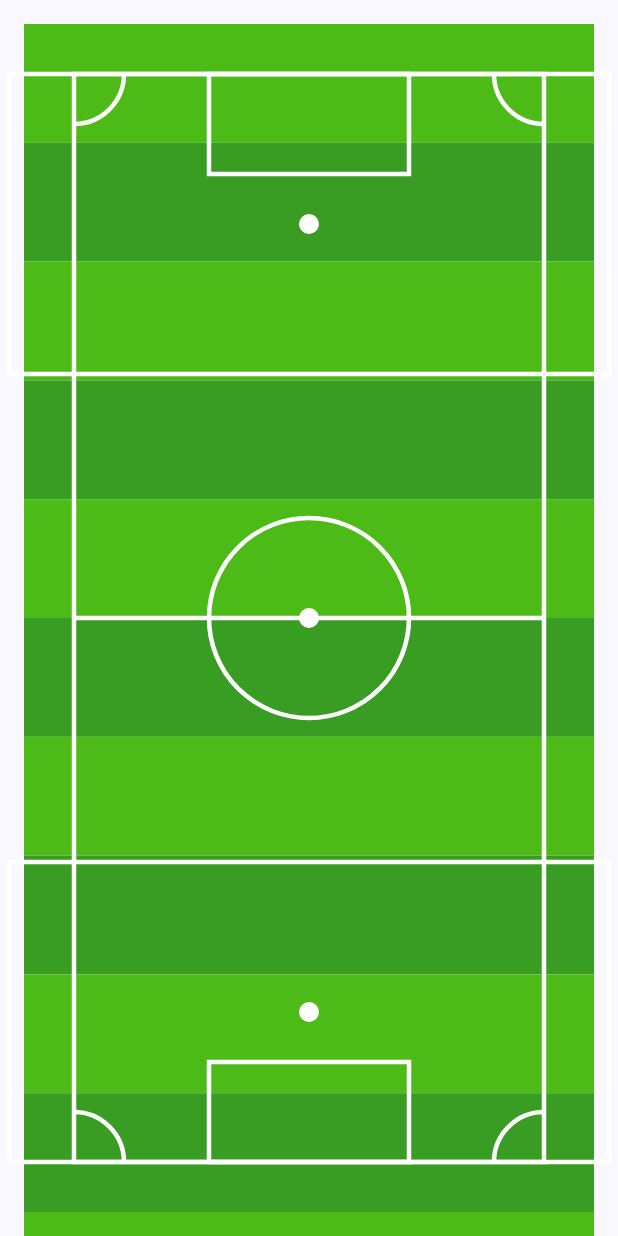
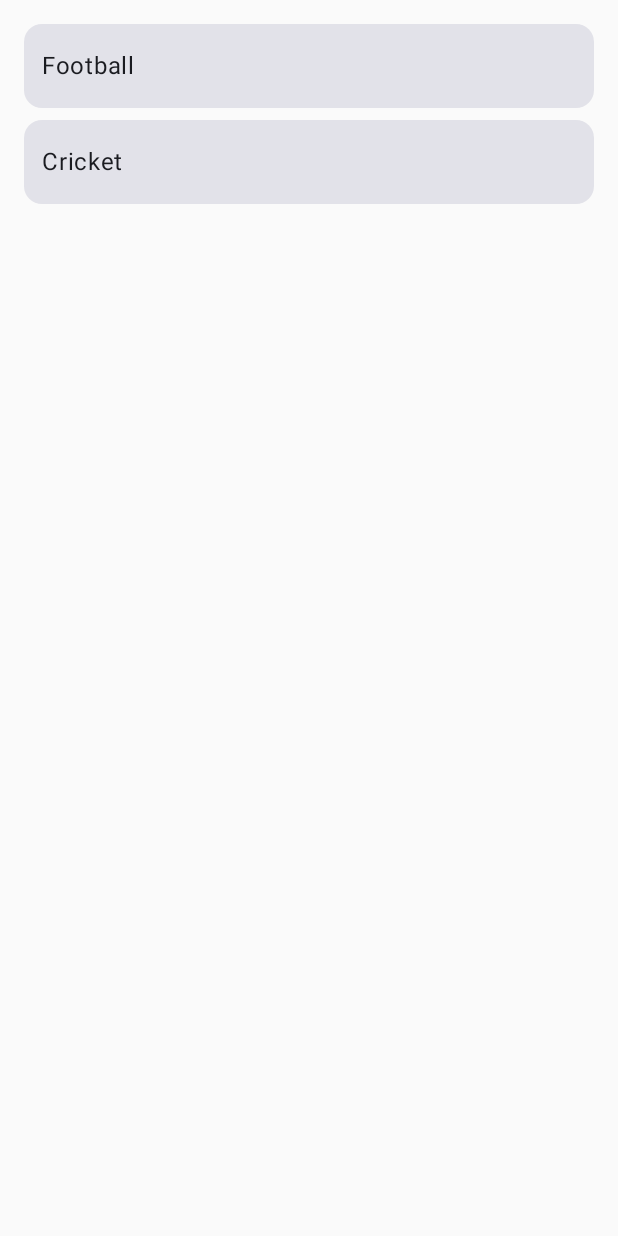
Before and after one commit to TanotiCoder/Animation, an Android app built with Jetpack Compose: the screen it shows after launch (MainActivity), on a phone screen of 412 x 824 dp. Run offline under Robolectric (Android 15) with nearby library versions, the phone set to English and light mode, and no system bars.

Commit message:
add cricket

```diff
--- a/app/build.gradle.kts
+++ b/app/build.gradle.kts
@@ -59,6 +59,7 @@ dependencies {
     implementation(libs.androidx.ui.graphics)
     implementation(libs.androidx.ui.tooling.preview)
     implementation(libs.androidx.material3)
+    implementation(libs.androidx.lifecycle.runtime.compose.android)
     testImplementation(libs.junit)
     androidTestImplementation(libs.androidx.junit)
     androidTestImplementation(libs.androidx.espresso.core)
@@ -66,4 +67,6 @@ dependencies {
     androidTestImplementation(libs.androidx.ui.test.junit4)
     debugImplementation(libs.androidx.ui.tooling)
     debugImplementation(libs.androidx.ui.test.manifest)
+
+    implementation(libs.androidx.navigation.compose)
 }
--- a/app/src/main/AndroidManifest.xml
+++ b/app/src/main/AndroidManifest.xml
@@ -3,6 +3,7 @@
     xmlns:tools="http://schemas.android.com/tools">
 
     <application
+        android:name=".GroundApplication"
         android:allowBackup="true"
         android:dataExtractionRules="@xml/data_extraction_rules"
         android:fullBackupContent="@xml/backup_rules"
--- /dev/null
+++ b/app/src/main/java/com/example/sportsground/GroundApplication.kt
@@ -0,0 +1,14 @@
+package com.example.sportsground
+
+import android.app.Application
+import com.example.sportsground.data.AppContainer
+import com.example.sportsground.data.AppContainerImpl
+
+class GroundApplication : Application() {
+    lateinit var container: AppContainer
+
+    override fun onCreate() {
+        super.onCreate()
+        container = AppContainerImpl(this)
+    }
+}
--- /dev/null
+++ b/app/src/main/java/com/example/sportsground/GroundNavGraph.kt
@@ -0,0 +1,64 @@
+package com.example.sportsground
+
+import androidx.compose.runtime.Composable
+import androidx.compose.runtime.getValue
+import androidx.compose.runtime.rememberCoroutineScope
+import androidx.compose.ui.Modifier
+import androidx.lifecycle.viewmodel.compose.viewModel
+import androidx.navigation.NavHostController
+import androidx.navigation.compose.NavHost
+import androidx.navigation.compose.composable
+import androidx.navigation.compose.currentBackStackEntryAsState
+import androidx.navigation.compose.rememberNavController
+import com.example.sportsground.data.AppContainer
+import com.example.sportsground.ui.grounds.cricket.CricketGround
+import com.example.sportsground.ui.grounds.footballGround.FootballGround
+import com.example.sportsground.ui.home.HomeRoute
+import com.example.sportsground.ui.home.HomeViewModel
+import com.example.sportsground.ui.theme.SportsGroundTheme
+
+@Composable
+fun GroundApp(appContainer: AppContainer) {
+    SportsGroundTheme {
+        val navController = rememberNavController()
+        val coroutineScope = rememberCoroutineScope()
+
+        val navBackStackEntry by navController.currentBackStackEntryAsState()
+        val currentRoute =
+            navBackStackEntry?.destination?.route ?: "home"
+
+        GroundNavGraph(appContainer = appContainer)
+
+    }
+}
+
+@Composable
+fun GroundNavGraph(
+    appContainer: AppContainer,
+    navController: NavHostController = rememberNavController(),
+    modifier: Modifier = Modifier
+) {
+    NavHost(
+        navController = navController,
+        startDestination = "home",
+        modifier = modifier
+    ) {
+        composable(
+            route = "home"
+        ) {
+            val homeViewModel: HomeViewModel = viewModel(
+                factory = HomeViewModel.provideFactory(groundRepository = appContainer.groundList)
+            )
+            HomeRoute(homeViewModel = homeViewModel) {
+                navController.navigate(it.toString())
+            }
+        }
+
+        composable(route = "1") {
+            FootballGround()
+        }
+        composable("2") {
+            CricketGround()
+        }
+    }
+}
--- a/app/src/main/java/com/example/sportsground/MainActivity.kt
+++ b/app/src/main/java/com/example/sportsground/MainActivity.kt
@@ -3,36 +3,20 @@ package com.example.sportsground
 import android.os.Bundle
 import androidx.activity.ComponentActivity
 import androidx.activity.compose.setContent
-import androidx.activity.enableEdgeToEdge
 import androidx.compose.foundation.layout.Box
-import androidx.compose.foundation.layout.fillMaxSize
 import androidx.compose.foundation.layout.padding
-import androidx.compose.material3.Scaffold
 import androidx.compose.runtime.Composable
 import androidx.compose.ui.Modifier
 import androidx.compose.ui.unit.dp
-import com.example.sportsground.footballGround.FootballGround
-import com.example.sportsground.ui.theme.SportsGroundTheme
+import com.example.sportsground.ui.grounds.footballGround.FootballGround
 
 class MainActivity : ComponentActivity() {
     override fun onCreate(savedInstanceState: Bundle?) {
         super.onCreate(savedInstanceState)
-        enableEdgeToEdge()
+        val appContainer = (application as GroundApplication).container
+
         setContent {
-            SportsGroundTheme {
-                Scaffold(modifier = Modifier.fillMaxSize()) { innerPadding ->
-                    Greeting(modifier = Modifier.padding(innerPadding))
-                }
-            }
+            GroundApp(appContainer = appContainer)
         }
     }
 }
-
-@Composable
-fun Greeting(modifier: Modifier) {
-    Box(
-        modifier.padding(16.dp)
-    ) {
-        FootballGround()
-    }
-}
--- /dev/null
+++ b/app/src/main/java/com/example/sportsground/data/AppContainer.kt
@@ -0,0 +1,15 @@
+package com.example.sportsground.data
+
+import android.content.Context
+import com.example.sportsground.data.repository.GroundRepository
+import com.example.sportsground.data.repository.GroundRepositoryImpl
+
+interface AppContainer {
+    val groundList: GroundRepository
+}
+
+class AppContainerImpl(private val applicationContext: Context) : AppContainer {
+    override val groundList: GroundRepository by lazy {
+        GroundRepositoryImpl()
+    }
+}
--- /dev/null
+++ b/app/src/main/java/com/example/sportsground/data/GroundData.kt
@@ -0,0 +1,8 @@
+package com.example.sportsground.data
+
+data class GroundModel(val name: String, val id: Int)
+
+val GroundData: List<GroundModel> = listOf(
+    GroundModel(name = "Football", id = 1),
+    GroundModel(name = "Cricket", id = 2)
+)
--- /dev/null
+++ b/app/src/main/java/com/example/sportsground/data/ResultResponse.kt
@@ -0,0 +1,13 @@
+package com.example.sportsground.data
+
+/**
+ * A generic class that holds a value or an exception
+ */
+
+sealed class ResultResponse<out R> {
+    data class Success<out T>(val data: T) : ResultResponse<T>()
+    data class Error(val exception: Exception) : ResultResponse<Nothing>()
+}
+fun <T> ResultResponse<T>.successOr(fallback: T): T {
+    return (this as? ResultResponse.Success<T>)?.data ?: fallback
+}
--- /dev/null
+++ b/app/src/main/java/com/example/sportsground/data/repository/GroundRepository.kt
@@ -0,0 +1,25 @@
+package com.example.sportsground.data.repository
+
+import com.example.sportsground.data.GroundData
+import com.example.sportsground.data.GroundModel
+import com.example.sportsground.data.ResultResponse
+import kotlinx.coroutines.Dispatchers
+import kotlinx.coroutines.withContext
+
+interface GroundRepository {
+    suspend fun getAllGround(): ResultResponse<List<GroundModel>>
+}
+
+class GroundRepositoryImpl : GroundRepository {
+    override suspend fun getAllGround(): ResultResponse<List<GroundModel>> {
+        return withContext(Dispatchers.IO) {
+            val data = GroundData
+            if (data.isEmpty()) {
+                ResultResponse.Error(IllegalArgumentException("Post not found"))
+            } else {
+                ResultResponse.Success(data)
+            }
+        }
+    }
+
+}
--- /dev/null
+++ b/app/src/main/java/com/example/sportsground/ui/home/HomeRoute.kt
@@ -0,0 +1,33 @@
+package com.example.sportsground.ui.home
+
+import androidx.compose.foundation.lazy.rememberLazyListState
+import androidx.compose.runtime.Composable
+import androidx.compose.runtime.getValue
+import androidx.compose.runtime.key
+import androidx.lifecycle.compose.collectAsStateWithLifecycle
+
+@Composable
+fun HomeRoute(
+    homeViewModel: HomeViewModel,
+    setOnClickListener: (id: Int) -> Unit
+) {
+    val uiState by homeViewModel.uiState.collectAsStateWithLifecycle()
+    HomeRoute(uiState = uiState, setOnClickListener = setOnClickListener)
+}
+
+@Composable
+fun HomeRoute(
+    uiState: HomeUiState,
+    setOnClickListener: (id: Int) -> Unit
+) {
+    val homeListLazyListState = rememberLazyListState()
+    val groundLazyListState = when (uiState) {
+        is HomeUiState.HasGround -> uiState.groundFeed
+        is HomeUiState.NoGround -> emptyList()
+    }.associate { groundModel ->
+        key(groundModel.id) {
+            groundModel.id to rememberLazyListState()
+        }
+    }
+    HomeScreen(uiState = uiState, setOnClickListener = setOnClickListener)
+}
--- /dev/null
+++ b/app/src/main/java/com/example/sportsground/ui/home/HomeScreen.kt
@@ -0,0 +1,81 @@
+package com.example.sportsground.ui.home
+
+import androidx.compose.foundation.layout.Arrangement
+import androidx.compose.foundation.layout.Box
+import androidx.compose.foundation.layout.fillMaxWidth
+import androidx.compose.foundation.layout.padding
+import androidx.compose.foundation.lazy.LazyColumn
+import androidx.compose.foundation.lazy.items
+import androidx.compose.material3.Card
+import androidx.compose.material3.Text
+import androidx.compose.runtime.Composable
+import androidx.compose.ui.Alignment
+import androidx.compose.ui.Modifier
+import androidx.compose.ui.tooling.preview.Preview
+import androidx.compose.ui.unit.dp
+import com.example.sportsground.data.GroundModel
+import com.example.sportsground.ui.theme.SportsGroundTheme
+
+
+@Composable
+fun HomeScreen(
+    uiState: HomeUiState,
+    setOnClickListener: (id: Int) -> Unit
+) {
+    when (uiState) {
+        is HomeUiState.HasGround -> {
+            HomeScreen(list = uiState.groundFeed, setOnClickListener = setOnClickListener)
+        }
+
+        is HomeUiState.NoGround -> {
+            NoDataScreen()
+        }
+    }
+}
+
+@Composable
+fun HomeScreen(
+    modifier: Modifier = Modifier,
+    list: List<GroundModel>,
+    setOnClickListener: (id: Int) -> Unit
+) {
+    LazyColumn(
+        modifier = modifier.padding(16.dp),
+        verticalArrangement = Arrangement.spacedBy(8.dp),
+        horizontalAlignment = Alignment.CenterHorizontally
+    ) {
+        items(list) { item ->
+            HomeElement(groundModel = item, setOnClickListener = setOnClickListener)
+        }
+    }
+}
+
+
+@Composable
+fun HomeElement(
+    modifier: Modifier = Modifier,
+    groundModel: GroundModel,
+    setOnClickListener: (id: Int) -> Unit
+) {
+    Card(
+        modifier = modifier.fillMaxWidth(),
+        onClick = { setOnClickListener(groundModel.id) }
+    ) {
+        Box(
+            modifier = Modifier
+                .fillMaxWidth()
+                .padding(vertical = 16.dp, horizontal = 12.dp),
+            contentAlignment = Alignment.CenterStart
+        ) {
+            Text(text = groundModel.name)
+        }
+    }
+}
+
+@Preview
+@Composable
+private fun TestElement() {
+    SportsGroundTheme {
+        HomeElement(groundModel = GroundModel(name = "Sai Dubey", id = 0)) {}
+    }
+}
--- /dev/null
+++ b/app/src/main/java/com/example/sportsground/ui/home/HomeViewModel.kt
@@ -0,0 +1,108 @@
+package com.example.sportsground.ui.home
+
+import androidx.annotation.StringRes
+import androidx.lifecycle.ViewModel
+import androidx.lifecycle.ViewModelProvider
+import androidx.lifecycle.viewModelScope
+import com.example.sportsground.R
+import com.example.sportsground.data.GroundModel
+import com.example.sportsground.data.ResultResponse
+import com.example.sportsground.data.repository.GroundRepository
+import kotlinx.coroutines.flow.MutableStateFlow
+import kotlinx.coroutines.flow.SharingStarted
+import kotlinx.coroutines.flow.map
+import kotlinx.coroutines.flow.stateIn
+import kotlinx.coroutines.flow.update
+import kotlinx.coroutines.launch
+import java.util.UUID
+
+
+data class ErrorMessage(val id: Long, @StringRes val messageId: Int)
+
+sealed interface HomeUiState {
+
+    val isLoading: Boolean
+    val errorMessages: List<ErrorMessage>
+
+
+    data class NoGround(
+        override val isLoading: Boolean,
+        override val errorMessages: List<ErrorMessage>,
+    ) : HomeUiState
+
+    data class HasGround(
+        val groundFeed: List<GroundModel>,
+        override val isLoading: Boolean,
+        override val errorMessages: List<ErrorMessage>,
+    ) : HomeUiState
+}
+
+
+private data class HomeViewModelState(
+    val groundFeed: List<GroundModel>? = null,
+    val isLoading: Boolean = false,
+    val errorMessages: List<ErrorMessage> = emptyList(),
+) {
+    fun toUiState(): HomeUiState = if (groundFeed == null) {
+        HomeUiState.NoGround(
+            isLoading = isLoading, errorMessages = errorMessages
+        )
+    } else {
+        HomeUiState.HasGround(
+            isLoading = isLoading, groundFeed = groundFeed, errorMessages = errorMessages
+        )
+    }
+}
+
+class HomeViewModel(private val groundRepository: GroundRepository) : ViewModel() {
+    private val viewModelState = MutableStateFlow(
+        HomeViewModelState(
+            isLoading = true
+        )
+    )
+
+    val uiState = viewModelState
+        .map(HomeViewModelState::toUiState)
+        .stateIn(
+            viewModelScope,
+            SharingStarted.Eagerly,
+            viewModelState.value.toUiState()
+        )
+
+    init {
+        getGroundData()
+    }
+
+    fun getGroundData() {
+        viewModelState.update { it.copy(isLoading = true) }
+        viewModelScope.launch {
+            val result = groundRepository.getAllGround()
+            viewModelState.update {
+                when (result) {
+                    is ResultResponse.Error -> {
+                        val errorMessages = it.errorMessages + ErrorMessage(
+                            id = UUID.randomUUID().mostSignificantBits,
+                            messageId = R.string.load_error
+                        )
+                        it.copy(errorMessages = errorMessages, isLoading = false)
+                    }
+
+                    is ResultResponse.Success -> {
+                        it.copy(groundFeed = result.data, isLoading = false)
+                    }
+                }
+            }
+        }
+    }
+
+    companion object {
+        fun provideFactory(
+            groundRepository: GroundRepository,
+        ): ViewModelProvider.Factory = object : ViewModelProvider.Factory {
+            @Suppress("UNCHECKED_CAST")
+            override fun <T : ViewModel> create(modelClass: Class<T>): T {
+                return HomeViewModel(groundRepository) as T
+            }
+        }
+    }
+}
--- /dev/null
+++ b/app/src/main/java/com/example/sportsground/ui/home/NoDataScreen.kt
@@ -0,0 +1,34 @@
+package com.example.sportsground.ui.home
+
+import androidx.compose.foundation.Image
+import androidx.compose.foundation.layout.Box
+import androidx.compose.foundation.layout.Column
+import androidx.compose.foundation.layout.fillMaxSize
+import androidx.compose.foundation.layout.size
+import androidx.compose.material3.Text
+import androidx.compose.runtime.Composable
+import androidx.compose.ui.Alignment
+import androidx.compose.ui.Modifier
+import androidx.compose.ui.layout.ContentScale
+import androidx.compose.ui.res.painterResource
+import androidx.compose.ui.text.style.TextAlign
+import androidx.compose.ui.unit.dp
+import com.example.sportsground.R
+
+@Composable
+fun NoDataScreen(modifier: Modifier = Modifier) {
+    Box(
+        modifier = modifier.fillMaxSize(),
+        contentAlignment = Alignment.Center
+    ) {
+        Column {
+            Image(
+                modifier = Modifier.size(120.dp),
+                painter = painterResource(id = R.drawable.baseline_hourglass_empty_24),
+                contentDescription = "Empty",
+                contentScale = ContentScale.Crop
+            )
+            Text(text = "No Data Found", textAlign = TextAlign.Center)
+        }
+    }
+}
--- a/app/src/main/java/com/example/sportsground/ui/theme/Color.kt
+++ b/app/src/main/java/com/example/sportsground/ui/theme/Color.kt
@@ -9,3 +9,8 @@ val Pink80 = Color(0xFFEFB8C8)
 val Purple40 = Color(0xFF6650a4)
 val PurpleGrey40 = Color(0xFF625b71)
 val Pink40 = Color(0xFF7D5260)
+
+
+val lightStadiumGreen = Color(0xFF4CBB17)
+val pitch = Color(0xFFBBAB17)
+val darkStadiumGreen = Color(0xFF3A9D23)
--- /dev/null
+++ b/app/src/main/res/drawable/baseline_hourglass_empty_24.xml
@@ -0,0 +1,5 @@
+<vector xmlns:android="http://schemas.android.com/apk/res/android" android:height="24dp" android:tint="#000000" android:viewportHeight="24" android:viewportWidth="24" android:width="24dp">
+
+    <path android:fillColor="@android:color/white" android:pathData="M6,2v6h0.01L6,8.01 10,12l-4,4 0.01,0.01L6,16.01L6,22h12v-5.99h-0.01L18,16l-4,-4 4,-3.99 -0.01,-0.01L18,8L18,2L6,2zM16,16.5L16,20L8,20v-3.5l4,-4 4,4zM12,11.5l-4,-4L8,4h8v3.5l-4,4z"/>
+
+</vector>
--- a/app/src/main/res/values/strings.xml
+++ b/app/src/main/res/values/strings.xml
@@ -1,3 +1,4 @@
 <resources>
     <string name="app_name">Sports Ground</string>
+    <string name="load_error">Can\\\'t update Ground Data\n</string>
 </resources>
--- a/gradle/libs.versions.toml
+++ b/gradle/libs.versions.toml
@@ -8,9 +8,12 @@ espressoCore = "3.5.1"
 lifecycleRuntimeKtx = "2.8.2"
 activityCompose = "1.9.0"
 composeBom = "2024.04.01"
+navigationCompose = "2.7.7"
+lifecycleRuntimeComposeAndroid = "2.8.2"
 
 [libraries]
 androidx-core-ktx = { group = "androidx.core", name = "core-ktx", version.ref = "coreKtx" }
+androidx-navigation-compose = { module = "androidx.navigation:navigation-compose", version.ref = "navigationCompose" }
 junit = { group = "junit", name = "junit", version.ref = "junit" }
 androidx-junit = { group = "androidx.test.ext", name = "junit", version.ref = "junitVersion" }
 androidx-espresso-core = { group = "androidx.test.espresso", name = "espresso-core", version.ref = "espressoCore" }
@@ -24,6 +27,7 @@ androidx-ui-tooling-preview = { group = "androidx.compose.ui", name = "ui-toolin
 androidx-ui-test-manifest = { group = "androidx.compose.ui", name = "ui-test-manifest" }
 androidx-ui-test-junit4 = { group = "androidx.compose.ui", name = "ui-test-junit4" }
 androidx-material3 = { group = "androidx.compose.material3", name = "material3" }
+androidx-lifecycle-runtime-compose-android = { group = "androidx.lifecycle", name = "lifecycle-runtime-compose-android", version.ref = "lifecycleRuntimeComposeAndroid" }
 
 [plugins]
 android-application = { id = "com.android.application", version.ref = "agp" }
```
Also changed, not shown: app/src/main/java/com/example/sportsground/ui/grounds/cricket/CricketGround.kt (added, +162 -0 lines), app/src/main/java/com/example/sportsground/ui/grounds/footballGround/FootballGround.kt (renamed from app/src/main/java/com/example/sportsground/footballGround/FootballGround.kt, +7 -5 lines).
